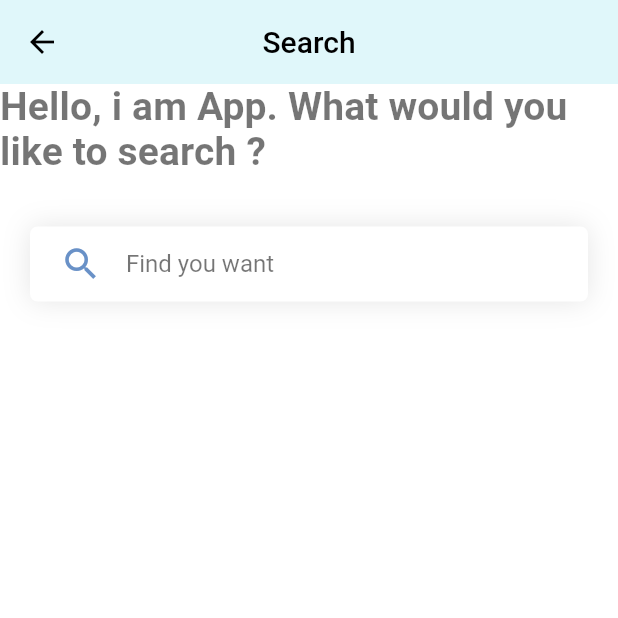
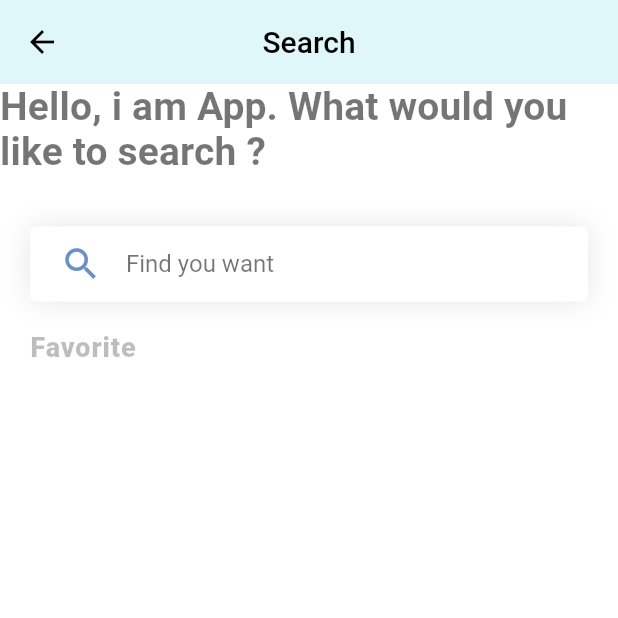
Before and after one commit to congnamptit/CN_Dev_Base, a Flutter app: the SearchPage screen opened by its route, on a phone screen of 412 x 824 dp, the top half of it. Run offline on Flutter 3.47's test engine with Material 2 defaults, Android fonts, the phone set to English and light mode, and no system bars; our stand-ins replace auto_route, dropdown_button2, flutter_hooks, flutter_svg, hooks_riverpod and 1 more; generated files the repository leaves out were written again; Roboto replaces fonts that are missing (Sans); statements that could not run were skipped.

Commit message:
update search_page.dart

```diff
--- a/lib/features/home/show/search_page.dart
+++ b/lib/features/home/show/search_page.dart
@@ -5,7 +5,7 @@ import '../../../theme/theme.dart';
 import '../../../widgets/stless/text/text_view_app.dart';
 
 class SearchPage extends HookConsumerWidget {
-  const SearchPage({Key? key}) : super(key: key);
+  SearchPage({Key? key}) : super(key: key);
 
   @override
   Widget build(BuildContext context, WidgetRef ref) {
@@ -18,21 +18,46 @@ class SearchPage extends HookConsumerWidget {
       ),
       body: SingleChildScrollView(
         child: Column(
-          children: const [
-            TextViewApp(
+          children:  [
+            const TextViewApp(
               title: 'Hello, i am App. What would you like to search ?',
               letterSpacing: 0.1,
               fontWeight: FontWeight.w600,
               fontSize: 26,
               color: Colors.black54,
             ),
-            SizedBox(height: 35),
-            SearchAppBar(),
+            const SizedBox(height: 35),
+            const SearchAppBar(),
+            _favorite,
           ],
         ),
       ),
     );
   }
+
+  final _favorite = Padding(padding: const EdgeInsets.only(top: 20),
+    child: SizedBox(
+      height: 250,
+      child: Column(
+        crossAxisAlignment: CrossAxisAlignment.start,
+        children: [
+          const Padding(padding: EdgeInsets.symmetric(horizontal: 20),
+            child: TextViewApp(title: 'Favorite',
+            color: Colors.black26,
+            ),
+          ),
+          Expanded(child: ListView(
+            padding: const EdgeInsets.only(top: 20, bottom: 2),
+            scrollDirection: Axis.horizontal,
+            children: const [
+              SizedBox(width: 20),
+
+            ],
+          ),),
+        ],
+      ),
+    ),
+  );
 }
 
 class SearchAppBar extends StatelessWidget {
```
